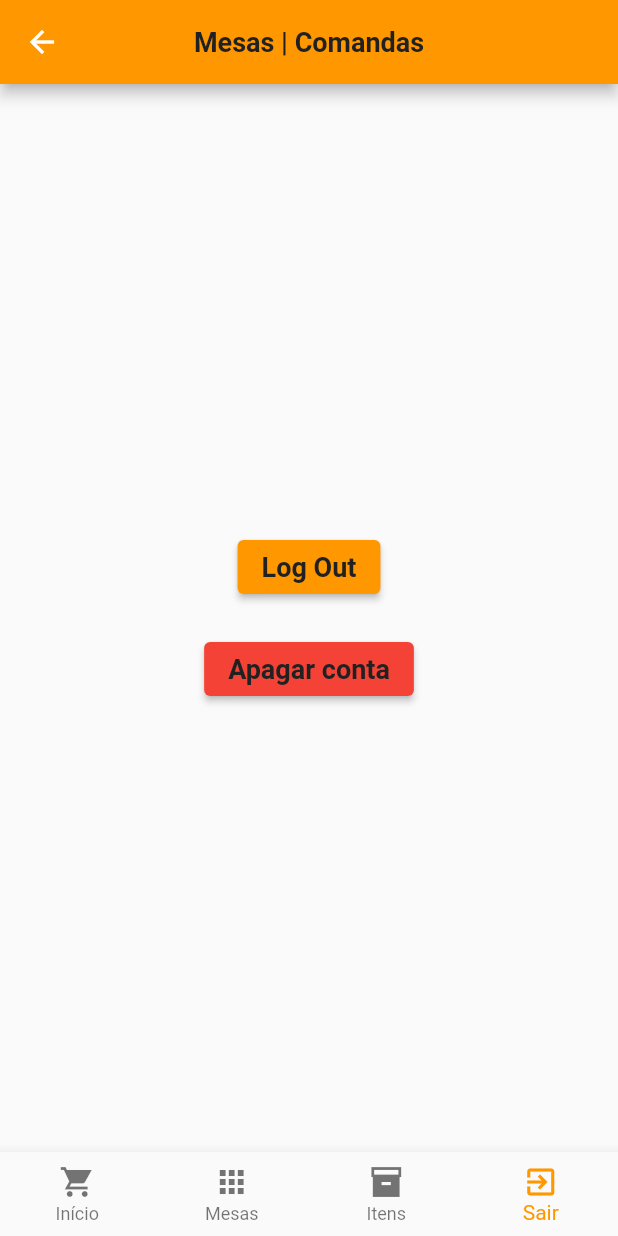
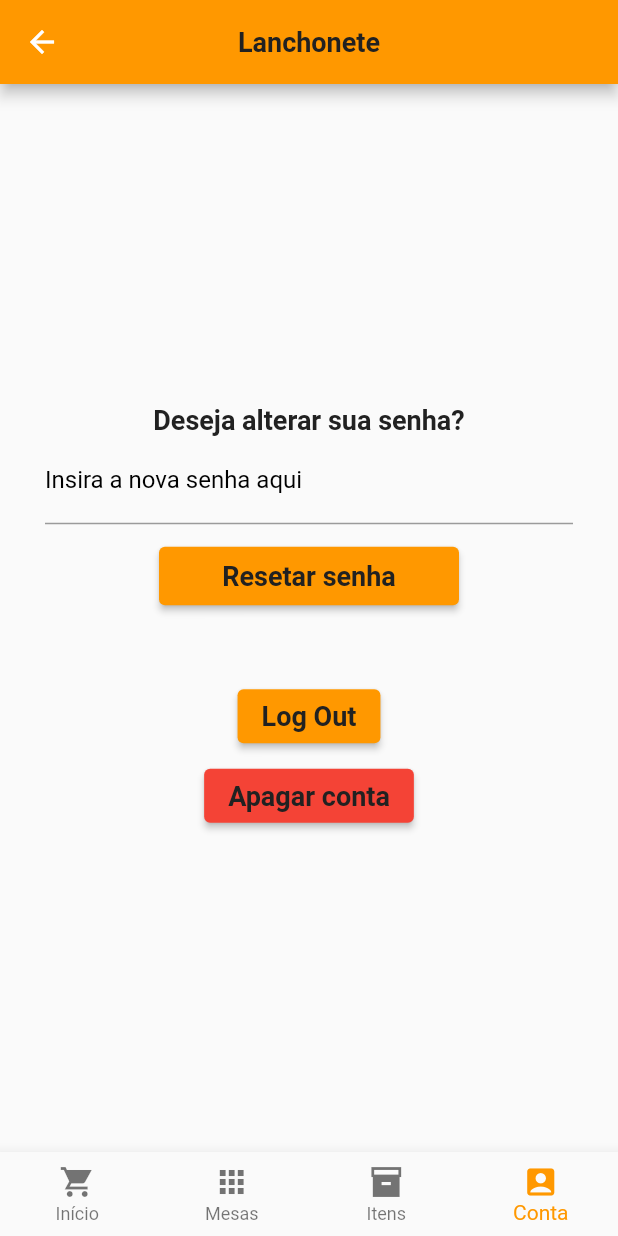
Before and after one commit to Jorge-Neto/av-apps-moveis, a Flutter app: the HomePage screen opened by its route, item 4 of the bottom bar chosen, on a phone screen of 412 x 824 dp. Run offline on Flutter 3.47's test engine with Material 2 defaults, Android fonts, the phone set to English and light mode, and no system bars; our stand-ins replace flutter_mobx, flutter_svg, mobx, parse_server_sdk_flutter; generated files the repository leaves out were written again; network calls fail.

```diff
--- a/lib/core/app_widget.dart
+++ b/lib/core/app_widget.dart
@@ -6,6 +6,7 @@ import 'package:avaliacao/pages/Home/home_page.dart';
 import 'package:avaliacao/pages/Login/login_page.dart';
 import 'package:avaliacao/pages/Products/product_page.dart';
 import 'package:avaliacao/pages/Registraion/registration_page.dart';
+import 'package:avaliacao/pages/Settings/settings_page.dart';
 import 'package:flutter/material.dart';
 
 class AppWidget extends StatelessWidget {
@@ -30,7 +31,8 @@ class AppWidget extends StatelessWidget {
             tableNumber: ModalRoute.of(context)!.settings.arguments as int),
         "/consumption": (context) => ConsumptionPage(
             tableNumber: ModalRoute.of(context)!.settings.arguments as int),
-        "/registration": (context) => RegistrationPage(),
+        "/registration": (context) => const RegistrationPage(),
+        "/settings": (context) => const SettingsPage(),
         "/products": (context) {
           final arguments =
               ModalRoute.of(context)!.settings.arguments as ProductArguments;
--- a/lib/pages/Home/home_page.dart
+++ b/lib/pages/Home/home_page.dart
@@ -28,7 +28,7 @@ class _HomePageState extends State<HomePage> {
     return Scaffold(
       appBar: AppBar(
         centerTitle: true,
-        title: const Text('Mesas | Comandas',
+        title: const Text('Lanchonete',
             style: AppTextStyles.buttonTextBlack),
       ),
       body: _pages.elementAt(_tabIndex),
@@ -45,7 +45,7 @@ class _HomePageState extends State<HomePage> {
           BottomNavigationBarItem(icon: Icon(Icons.apps_sharp), label: "Mesas"),
           BottomNavigationBarItem(
               icon: Icon(Icons.inventory_2_sharp), label: "Itens"),
-          BottomNavigationBarItem(icon: Icon(Icons.exit_to_app), label: "Sair"),
+          BottomNavigationBarItem(icon: Icon(Icons.account_box), label: "Conta"),
         ],
       ),
     );
--- a/lib/pages/Settings/settings_page.dart
+++ b/lib/pages/Settings/settings_page.dart
@@ -13,36 +13,7 @@ class SettingsPage extends StatefulWidget {
 }
 
 class _SettingsPageState extends State<SettingsPage> {
-  @override
-  Widget build(BuildContext context) {
-    return Column(
-      mainAxisAlignment: MainAxisAlignment.center,
-      children: [
-        Container(
-          margin: const EdgeInsets.all(10),
-          child: Center(
-              child: ElevatedButton(
-            onPressed: () {
-              doUserLogout();
-            },
-            child: const Text('Log Out', style: AppTextStyles.buttonTextBlack),
-          )),
-        ),
-        Container(
-          margin: const EdgeInsets.all(10),
-          child: Center(
-              child: ElevatedButton(
-            style: ElevatedButton.styleFrom(primary: AppColors.colorRed),
-            onPressed: () {
-              deleteUser();
-            },
-            child: const Text('Apagar conta',
-                style: AppTextStyles.buttonTextBlack),
-          )),
-        ),
-      ],
-    );
-  }
+  final controllerNewPassword = TextEditingController();
 
   void showSuccess(String message) {
     showDialog(
@@ -55,7 +26,7 @@ class _SettingsPageState extends State<SettingsPage> {
             TextButton(
               child: const Text("OK"),
               onPressed: () {
-                Navigator.of(context).pop();
+                Navigator.of(context).pushReplacementNamed("/");
               },
             ),
           ],
@@ -84,12 +55,23 @@ class _SettingsPageState extends State<SettingsPage> {
     );
   }
 
+  void resetUserPassword() async {
+    final password = controllerNewPassword.text.trim();
+    final user = await ParseUser.currentUser() as ParseUser;
+    user.password = password;
+    var response = await user.save();
+    if (response.success) {
+      showSuccess("Você será deslogado!");
+    } else {
+      showError(response.error!.message);
+    }
+  }
+
   void doUserLogout() async {
     final user = await ParseUser.currentUser() as ParseUser;
     var response = await user.logout();
     if (response.success) {
       showSuccess("Você foi deslogado!");
-      Navigator.of(context).pushReplacementNamed("/");
     } else {
       showError(response.error!.message);
     }
@@ -98,12 +80,76 @@ class _SettingsPageState extends State<SettingsPage> {
   void deleteUser() async {
     try {
       final currentUser = await ParseUser.currentUser() as ParseUser;
-      var userToDelete = ParseObject('User')..objectId = currentUser.objectId;
-      await userToDelete.delete();
-      showSuccess("O usuário foi deletado!");
-      Navigator.of(context).pushReplacementNamed("/");
+      var response = await currentUser.destroy();
+      if (response!.success) {
+        await currentUser.logout();
+        showSuccess("Este usuário foi deletado!");
+      } else {
+        showError(response.error!.message);
+      }
     } catch (e) {
       throw Exception(e);
     }
   }
+
+  @override
+  Widget build(BuildContext context) {
+    return Column(
+      mainAxisAlignment: MainAxisAlignment.center,
+      children: [
+        const Text(
+          'Deseja alterar sua senha?',
+          style: AppTextStyles.buttonTextBlack,
+        ),
+        Container(
+          padding: const EdgeInsets.only(left: 30, right: 30, bottom: 15),
+          child: TextField(
+            style: const TextStyle(color: Colors.black),
+            controller: controllerNewPassword,
+            obscureText: true,
+            keyboardType: TextInputType.text,
+            textCapitalization: TextCapitalization.none,
+            autocorrect: false,
+            decoration: const InputDecoration(
+                border: UnderlineInputBorder(
+                    borderSide: BorderSide(color: AppColors.colorYellow)),
+                labelText: 'Insira a nova senha aqui',
+                labelStyle: TextStyle(color: Colors.black)),
+          ),
+        ),
+        SizedBox(
+          width: 200.0,
+          height: 39,
+          child: ElevatedButton(
+            onPressed: () {
+              resetUserPassword();
+            },
+            style: ButtonStyle(
+              backgroundColor: MaterialStateProperty.all(AppColors.primary),
+            ),
+            child: const Text('Resetar senha', style: AppTextStyles.buttonTextBlack),
+          ),
+        ),
+        Container(
+          margin: const EdgeInsets.fromLTRB(10, 50, 10, 5),
+          child: Center(
+              child: ElevatedButton(
+                onPressed: () {
+                  doUserLogout();
+                },
+                child: const Text('Log Out', style: AppTextStyles.buttonTextBlack),
+              )),
+        ),
+        Center(
+            child: ElevatedButton(
+              style: ElevatedButton.styleFrom(backgroundColor: AppColors.colorRed),
+              onPressed: () {
+                deleteUser();
+              },
+              child: const Text('Apagar conta',
+                  style: AppTextStyles.buttonTextBlack),
+            )),
+      ],
+    );
+  }
 }
```
Also changed, not shown: lib/pages/Items/items_page.dart (+12 -6 lines), lib/pages/Login/login_page.dart (+4 -6 lines), lib/pages/Registraion/registration_page.dart (+6 -2 lines), pubspec.lock.
